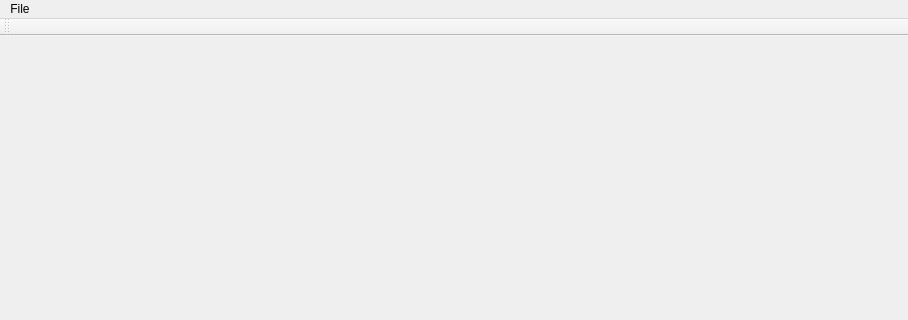
Before: the Qt Designer form EnergyUsage/mainwindow.ui in Cvelthoven/EnergyUsage, drawn with Qt 5; both pictures show x 0 to 908 and y 0 to 320 of the 908 by 615 pixel window.
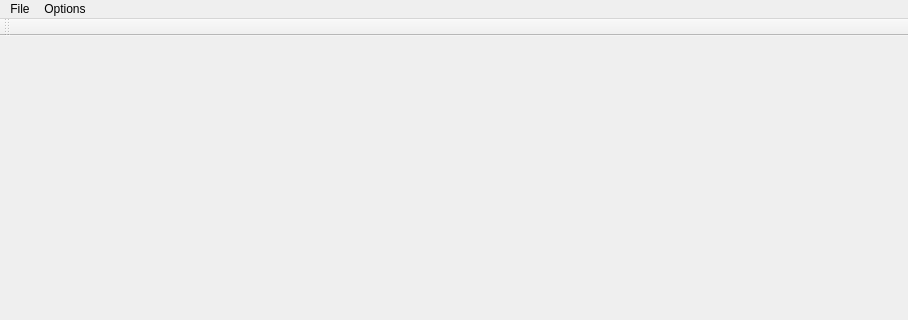
After: the same form once the commit is applied.

```diff
--- a/EnergyUsage/mainwindow.ui
+++ b/EnergyUsage/mainwindow.ui
@@ -40,7 +40,15 @@
     <addaction name="menuOpen_import"/>
     <addaction name="actionExit"/>
    </widget>
+   <widget class="QMenu" name="menuOptions">
+    <property name="title">
+     <string>Options</string>
+    </property>
+    <addaction name="actionDatabase"/>
+    <addaction name="actionLogging"/>
+   </widget>
    <addaction name="menuFile"/>
+   <addaction name="menuOptions"/>
   </widget>
   <widget class="QToolBar" name="mainToolBar">
    <attribute name="toolBarArea">
```
Left out of the diff: 10 changed lines with no effect on the pictures.
